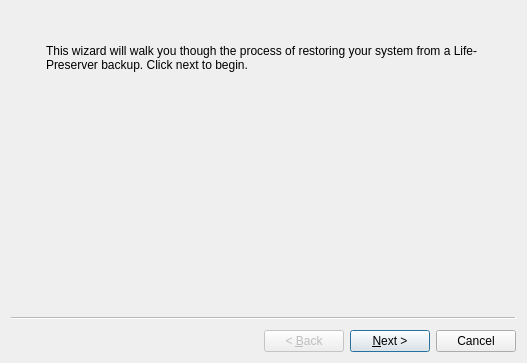
Old version of the form src-qt5/pc-installgui/wizardRestore.ui in the repository trueos/pcbsd.
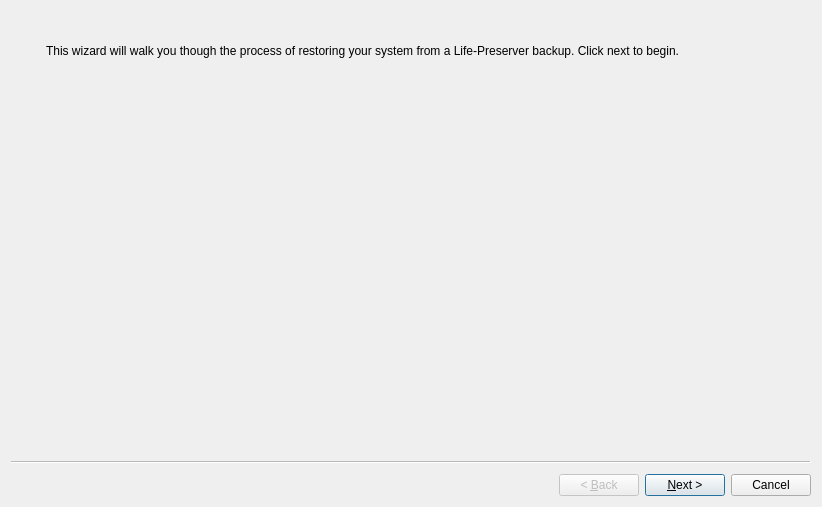
New version of the form. Icons and pictures are not drawn.

```diff
--- a/src-qt5/pc-installgui/wizardRestore.ui
+++ b/src-qt5/pc-installgui/wizardRestore.ui
@@ -6,8 +6,8 @@
    <rect>
     <x>0</x>
     <y>0</y>
-    <width>527</width>
-    <height>363</height>
+    <width>822</width>
+    <height>507</height>
    </rect>
   </property>
   <property name="windowTitle">
```
Left out of the diff: 139 changed lines with no effect on the pictures. Lines whose indentation alone changed are shown as unchanged.
